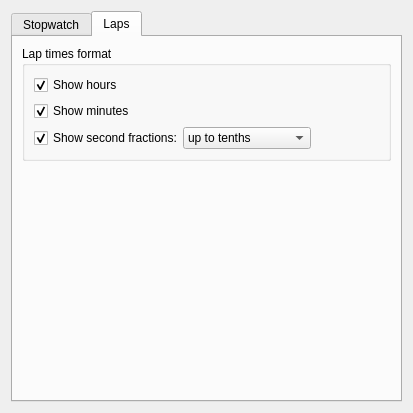
First picture: the form in src/widgets/generalsettings.ui, repository KDE/kronometer, before the edit.
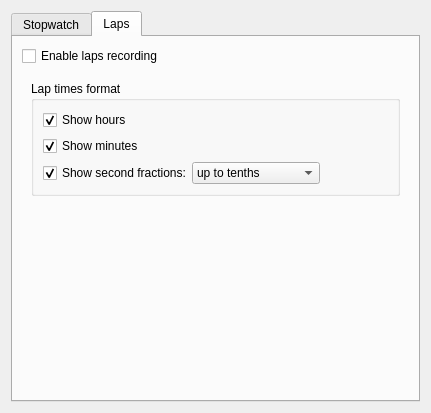
Second picture: the form after the edit.

Patch:
```diff
--- a/src/widgets/generalsettings.ui
+++ b/src/widgets/generalsettings.ui
@@ -152,7 +152,17 @@
       </attribute>
       <layout class="QVBoxLayout" name="verticalLayout_8">
        <item>
-        <widget class="QGroupBox" name="groupBox_3">
+        <widget class="QCheckBox" name="kcfg_isLapsRecordingEnabled">
+         <property name="text">
+          <string>Enable laps recording</string>
+         </property>
+        </widget>
+       </item>
+       <item>
+        <widget class="QWidget" name="widget_2" native="true">
+         <layout class="QVBoxLayout" name="verticalLayout_3">
+          <item>
+           <widget class="QGroupBox" name="lapTimesFormat">
          <property name="minimumSize">
           <size>
            <width>369</width>
@@ -190,7 +200,7 @@
            </widget>
           </item>
           <item>
-           <widget class="QWidget" name="widget_2" native="true">
+              <widget class="QWidget" name="widget_3" native="true">
             <layout class="QHBoxLayout" name="horizontalLayout_2">
              <property name="spacing">
               <number>0</number>
@@ -251,6 +261,9 @@
                 </size>
                </property>
               </spacer>
+                </item>
+               </layout>
+              </widget>
              </item>
             </layout>
            </widget>
```
Left out of the diff: 7 changed lines with no effect on the pictures. Lines whose indentation alone changed are shown as unchanged.
